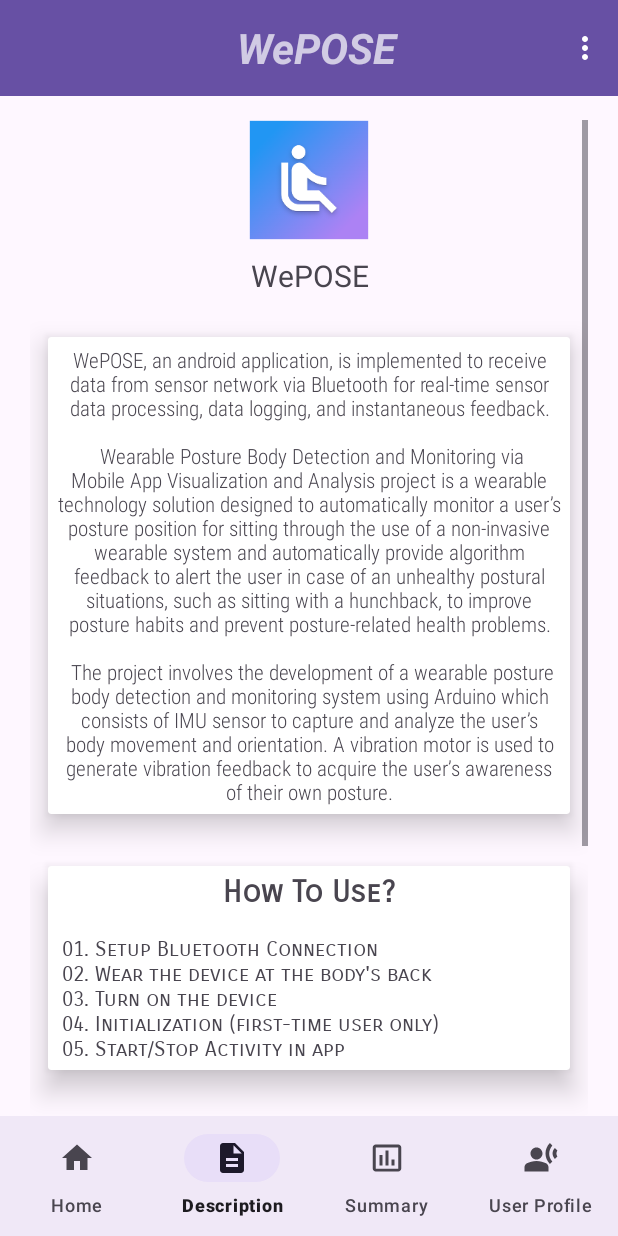
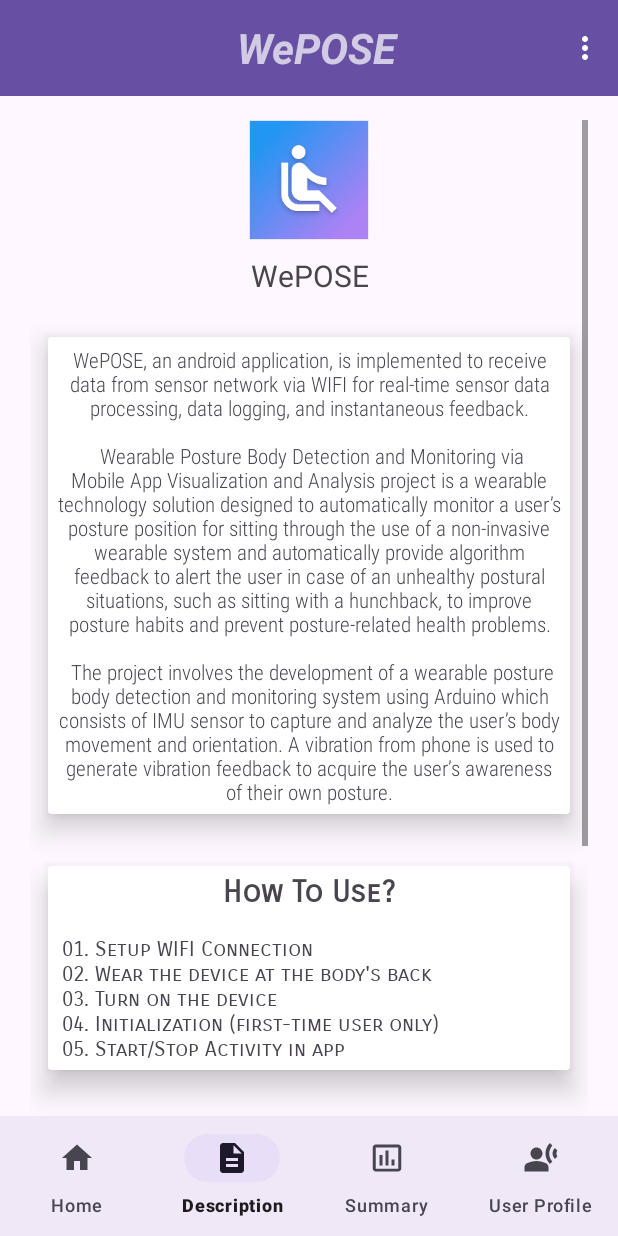
Before and after one commit to ChiamHweeMin/WePOSE-APP, an Android app: the HomeFragment screen opened directly, with no data from a screen before it, item 2 of the bottom bar chosen, on a phone screen of 412 x 824 dp. Run offline under Robolectric (Android 15) with nearby library versions, the phone set to English and light mode, and no system bars; our stand-ins replace Volley, navigation-ui; libraries missing offline, so code that uses them is left out: com.github.mikephil.charting; 78 statements that could not run were skipped.

Commit message:
Auto update data

```diff
--- a/app/src/main/AndroidManifest.xml
+++ b/app/src/main/AndroidManifest.xml
@@ -4,6 +4,8 @@
 
     <uses-permission android:name="android.permission.INTERNET" />
     <uses-permission android:name="android.permission.FOREGROUND_SERVICE" />
+
+    <uses-permission android:name="android.permission.VIBRATE" />
 
     <application
         android:usesCleartextTraffic="true"
--- a/app/src/main/java/com/example/myapp/HomeFragment.java
+++ b/app/src/main/java/com/example/myapp/HomeFragment.java
@@ -1,13 +1,20 @@
 package com.example.myapp;
 
 import static android.content.Context.MODE_PRIVATE;
+import static android.content.Context.VIBRATOR_SERVICE;
 
+import android.content.Context;
 import android.content.DialogInterface;
 import android.content.Intent;
 import android.content.SharedPreferences;
 import android.graphics.Color;
 import android.icu.text.SimpleDateFormat;
 import android.icu.text.UFormat;
+import android.media.MediaPlayer;
+import android.media.Ringtone;
+import android.media.RingtoneManager;
+import android.net.Uri;
+import android.os.Build;
 import android.os.Bundle;
 
 import androidx.appcompat.app.AlertDialog;
@@ -16,6 +23,8 @@ import androidx.fragment.app.Fragment;
 
 import android.os.Handler;
 import android.os.SystemClock;
+import android.os.VibrationEffect;
+import android.os.Vibrator;
 import android.view.LayoutInflater;
 import android.view.View;
 import android.view.ViewGroup;
@@ -72,7 +81,13 @@ public class HomeFragment extends Fragment {
     private Chronometer mChronometer;
     private TextView pitchTextView, rollTextView, editTextSlouchCount;
     Float pitch, roll, meanPitch, meanRoll;
-    int prediction;
+    int prediction, result;
+
+    Vibrator vibrator;
+
+    Ringtone ringtone;
+
+    MediaPlayer mediaPlayer;
 
     int x = 0;
     private long lastPause;
@@ -85,6 +100,15 @@ public class HomeFragment extends Fragment {
     public View onCreateView(LayoutInflater inflater, ViewGroup container,
                              Bundle savedInstanceState) {
         View v = inflater.inflate(R.layout.fragment_home, container, false);
+
+        Context context = requireContext();
+        vibrator = (Vibrator) context.getSystemService(Context.VIBRATOR_SERVICE);
+
+//        Uri notification = RingtoneManager.getDefaultUri(RingtoneManager.TYPE_NOTIFICATION);
+//        ringtone = RingtoneManager.getRingtone(context.getApplicationContext(), notification);
+//        mediaPlayer = MediaPlayer.create(context.getApplicationContext(), notification);
+
+
 
         sharedPreferenceClass = new SharedPreferenceClass(getActivity());
         SharedPreferences wepose_pref = this.getActivity().getSharedPreferences("user_wepose", MODE_PRIVATE);
@@ -245,6 +269,16 @@ public class HomeFragment extends Fragment {
                                 }
 
                                 x++;
+
+                                if(result == 1) {
+    //                            ringtone.play();
+    //                            mediaPlayer.start();
+                                    if (Build.VERSION.SDK_INT >= Build.VERSION_CODES.O) {
+                                        vibrator.vibrate(VibrationEffect.createOneShot(500, VibrationEffect.DEFAULT_AMPLITUDE));
+                                    }
+                                }
+        //                        mediaPlayer.stop();
+        //                        mediaPlayer.release();
                             }
                         });
                     }
@@ -273,11 +307,11 @@ public class HomeFragment extends Fragment {
 
                 Date currentDate = new Date();
                 SimpleDateFormat sdf = null;
-                if (android.os.Build.VERSION.SDK_INT >= android.os.Build.VERSION_CODES.N) {
+                if (Build.VERSION.SDK_INT >= Build.VERSION_CODES.N) {
                     sdf = new SimpleDateFormat("yyyy-MM-dd", Locale.getDefault());
                 }
                 String formattedDate = null;
-                if (android.os.Build.VERSION.SDK_INT >= android.os.Build.VERSION_CODES.N) {
+                if (Build.VERSION.SDK_INT >= Build.VERSION_CODES.N) {
                     formattedDate = sdf.format(currentDate);
                 }
 
@@ -394,8 +428,10 @@ public class HomeFragment extends Fragment {
                         pitch = (float) response.getDouble("pitch");
                         roll = (float) response.getDouble("roll");
                         prediction += response.getInt("prediction");
+                        result = response.getInt("prediction");
                         meanPitch = (float) response.getDouble("meanPitch");
                         meanRoll = (float) response.getDouble("meanRoll");
+
                     }
 
                 } catch (JSONException e) {
--- a/app/src/main/res/values/strings.xml
+++ b/app/src/main/res/values/strings.xml
@@ -18,13 +18,13 @@
     <string name="next">Next</string>
     <string name="previous">Previous</string>
     <string name="desc_text">
-        WePOSE, an android application, is implemented to receive data from sensor network via Bluetooth for real-time sensor data processing, data logging, and instantaneous feedback.\n\n
+        WePOSE, an android application, is implemented to receive data from sensor network via WIFI for real-time sensor data processing, data logging, and instantaneous feedback.\n\n
         Wearable Posture Body Detection and Monitoring via Mobile App Visualization and Analysis project is a wearable technology solution designed to automatically monitor a user’s posture position for sitting through the use of a non-invasive wearable system and automatically provide algorithm feedback to alert the user in case of an unhealthy postural situations, such as sitting with a hunchback, to improve posture habits and prevent posture-related health problems.\n\n
-        The project involves the development of a wearable posture body detection and monitoring system using Arduino which consists of IMU sensor to capture and analyze the user’s body movement and orientation. A vibration motor is used to generate vibration feedback to acquire the user’s awareness of their own posture.
+        The project involves the development of a wearable posture body detection and monitoring system using Arduino which consists of IMU sensor to capture and analyze the user’s body movement and orientation. A vibration from phone is used to generate vibration feedback to acquire the user’s awareness of their own posture.
     </string>
     <string name="title_howToUse">How To Use?</string>
     <string name="howToUse">
-        \n 01. Setup Bluetooth Connection\n
+        \n 01. Setup WIFI Connection\n
         02. Wear the device at the body\'s back\n
         03. Turn on the device\n
         04. Initialization (first-time user only)\n
```
Also changed, not shown: app/src/main/res/layout/fragment_home.xml (+7 -26 lines).
